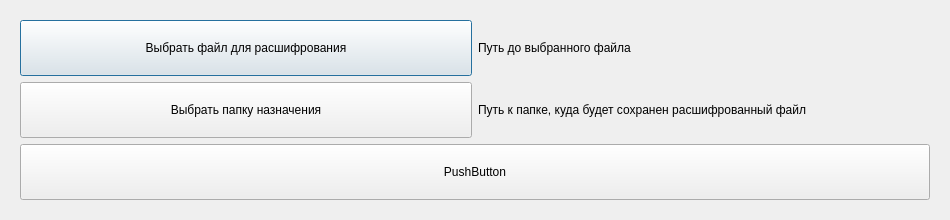
Before: the Qt Designer form decryptwindow.ui in LaRtik/async-rsa-file-encoding, drawn with Qt 5.
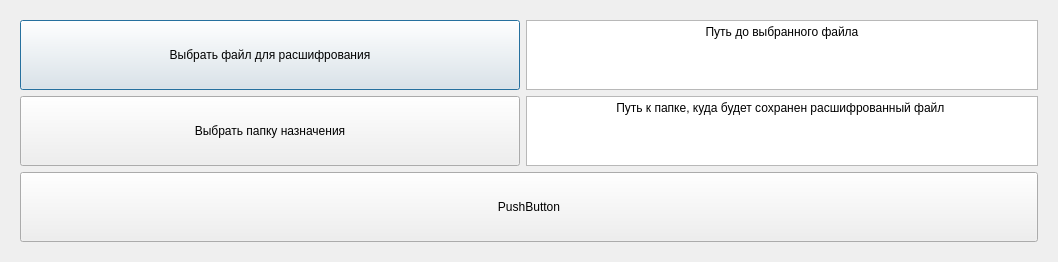
After: the same form once the commit is applied.

Commit message: -adchanged from label to TextBrowser

Diff of the .ui file:
```diff
--- a/decryptwindow.ui
+++ b/decryptwindow.ui
@@ -6,10 +6,16 @@
    <rect>
     <x>0</x>
     <y>0</y>
-    <width>950</width>
-    <height>220</height>
+    <width>1058</width>
+    <height>261</height>
    </rect>
   </property>
+  <property name="minimumSize">
+   <size>
+    <width>950</width>
+    <height>0</height>
+   </size>
+  </property>
   <property name="windowTitle">
    <string>Dialog</string>
   </property>
@@ -18,7 +24,7 @@
     <widget class="QWidget" name="widget" native="true">
      <property name="minimumSize">
       <size>
-       <width>920</width>
+       <width>1000</width>
        <height>0</height>
       </size>
      </property>
@@ -39,21 +45,28 @@
             <verstretch>0</verstretch>
            </sizepolicy>
           </property>
+          <property name="minimumSize">
+           <size>
+            <width>500</width>
+            <height>0</height>
+           </size>
+          </property>
           <property name="text">
            <string>Выбрать файл для расшифрования</string>
           </property>
          </widget>
         </item>
         <item>
-         <widget class="QLabel" name="label">
-          <property name="sizePolicy">
-           <sizepolicy hsizetype="Preferred" vsizetype="Preferred">
-            <horstretch>0</horstretch>
-            <verstretch>0</verstretch>
-           </sizepolicy>
-          </property>
-          <property name="text">
-           <string>Путь до выбранного файла</string>
+         <widget class="QTextBrowser" name="textBrowser">
+          <property name="html">
+           <string>&lt;!DOCTYPE HTML PUBLIC &quot;-//W3C//DTD HTML 4.0//EN&quot; &quot;http://www.w3.org/TR/REC-html40/strict.dtd&quot;&gt;
+&lt;html&gt;&lt;head&gt;&lt;meta name=&quot;qrichtext&quot; content=&quot;1&quot; /&gt;&lt;meta charset=&quot;utf-8&quot; /&gt;&lt;style type=&quot;text/css&quot;&gt;
+p, li { white-space: pre-wrap; }
+hr { height: 1px; border-width: 0; }
+li.unchecked::marker { content: &quot;\2610&quot;; }
+li.checked::marker { content: &quot;\2612&quot;; }
+&lt;/style&gt;&lt;/head&gt;&lt;body style=&quot; font-family:'Segoe UI'; font-size:9pt; font-weight:400; font-style:normal;&quot;&gt;
+&lt;p align=&quot;center&quot; style=&quot; margin-top:0px; margin-bottom:0px; margin-left:0px; margin-right:0px; -qt-block-indent:0; text-indent:0px;&quot;&gt;Путь до выбранного файла&lt;/p&gt;&lt;/body&gt;&lt;/html&gt;</string>
           </property>
          </widget>
         </item>
@@ -69,21 +82,28 @@
             <verstretch>0</verstretch>
            </sizepolicy>
           </property>
+          <property name="minimumSize">
+           <size>
+            <width>500</width>
+            <height>0</height>
+           </size>
+          </property>
           <property name="text">
            <string>Выбрать папку назначения</string>
           </property>
          </widget>
         </item>
         <item>
-         <widget class="QLabel" name="label_2">
-          <property name="sizePolicy">
-           <sizepolicy hsizetype="Preferred" vsizetype="Preferred">
-            <horstretch>0</horstretch>
-            <verstretch>0</verstretch>
-           </sizepolicy>
-          </property>
-          <property name="text">
-           <string>Путь к папке, куда будет сохранен расшифрованный файл </string>
+         <widget class="QTextBrowser" name="textBrowser_2">
+          <property name="html">
+           <string>&lt;!DOCTYPE HTML PUBLIC &quot;-//W3C//DTD HTML 4.0//EN&quot; &quot;http://www.w3.org/TR/REC-html40/strict.dtd&quot;&gt;
+&lt;html&gt;&lt;head&gt;&lt;meta name=&quot;qrichtext&quot; content=&quot;1&quot; /&gt;&lt;meta charset=&quot;utf-8&quot; /&gt;&lt;style type=&quot;text/css&quot;&gt;
+p, li { white-space: pre-wrap; }
+hr { height: 1px; border-width: 0; }
+li.unchecked::marker { content: &quot;\2610&quot;; }
+li.checked::marker { content: &quot;\2612&quot;; }
+&lt;/style&gt;&lt;/head&gt;&lt;body style=&quot; font-family:'Segoe UI'; font-size:9pt; font-weight:400; font-style:normal;&quot;&gt;
+&lt;p align=&quot;center&quot; style=&quot; margin-top:0px; margin-bottom:0px; margin-left:0px; margin-right:0px; -qt-block-indent:0; text-indent:0px;&quot;&gt;Путь к папке, куда будет сохранен расшифрованный файл &lt;/p&gt;&lt;/body&gt;&lt;/html&gt;</string>
           </property>
          </widget>
         </item>
@@ -97,6 +117,12 @@
           <verstretch>0</verstretch>
          </sizepolicy>
         </property>
+        <property name="minimumSize">
+         <size>
+          <width>0</width>
+          <height>70</height>
+         </size>
+        </property>
         <property name="text">
          <string>PushButton</string>
         </property>
```
The commit also changes 4 other files.
